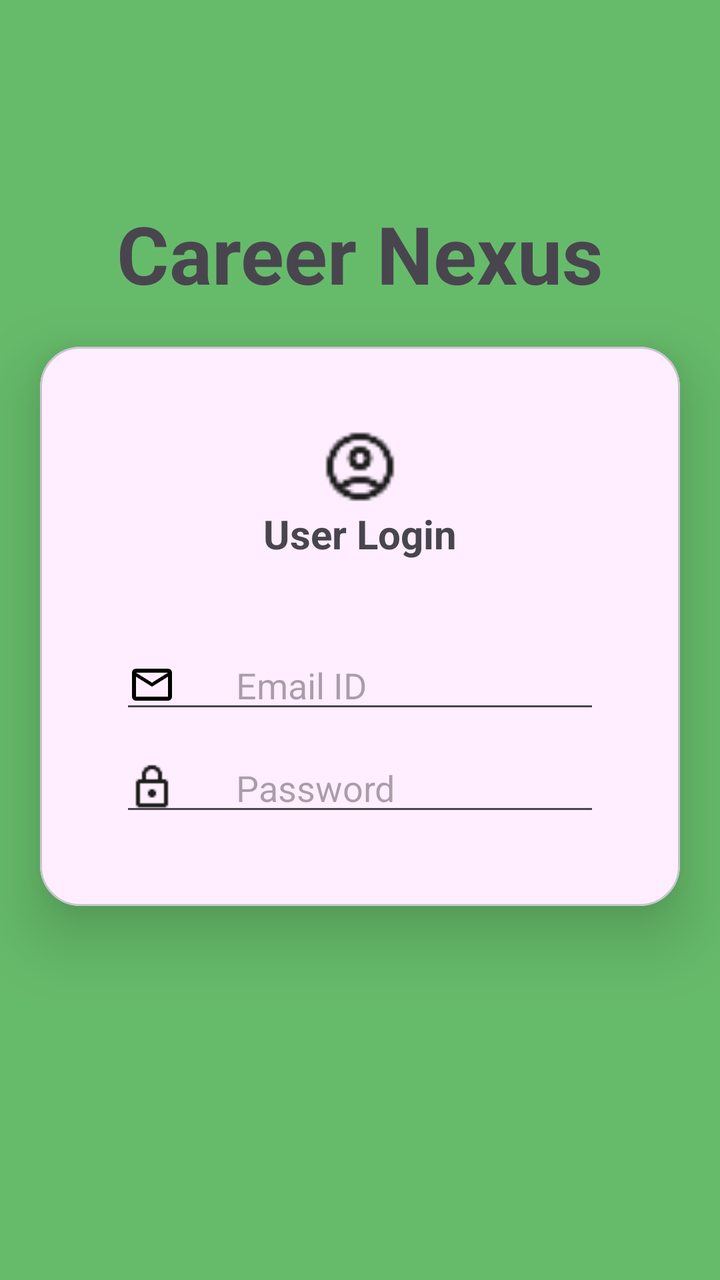
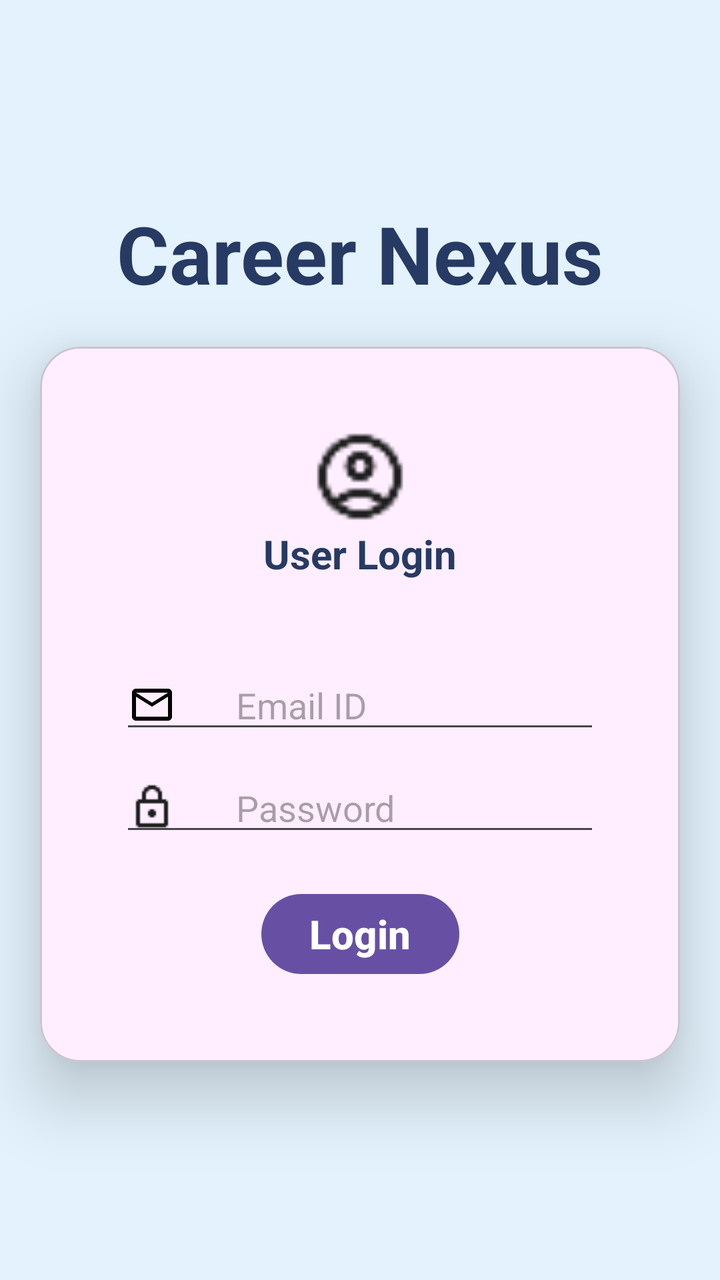

An Android layout rendered at two revisions. The XML below is the earlier revision; the diff shows what the commit changed to produce the second picture.
<!-- AndroidManifest.xml: application theme Theme.CareerNexus -->
<!-- res/layout/activity_login.xml -->
<?xml version="1.0" encoding="utf-8"?>
<androidx.constraintlayout.widget.ConstraintLayout xmlns:android="http://schemas.android.com/apk/res/android"
    xmlns:app="http://schemas.android.com/apk/res-auto"
    xmlns:tools="http://schemas.android.com/tools"
    android:id="@+id/main"
    android:layout_width="match_parent"
    android:layout_height="match_parent"
    android:background="#66BB6A"
    tools:context=".LoginActivity">

    <androidx.constraintlayout.widget.ConstraintLayout
        android:layout_width="match_parent"
        android:layout_height="match_parent">

        <TextView
            android:id="@+id/CareerNexus"
            android:layout_width="wrap_content"
            android:layout_height="wrap_content"
            android:text="Career Nexus"
            android:textSize="40sp"
            android:textStyle="bold"
            android:layout_marginTop="100dp"
            app:layout_constraintTop_toTopOf="parent"
            app:layout_constraintEnd_toEndOf="parent"
            app:layout_constraintStart_toStartOf="parent">

        </TextView>

        <com.google.android.material.card.MaterialCardView
            android:layout_width="match_parent"
            android:layout_height="wrap_content"
            app:cardCornerRadius="20dp"
            android:backgroundTint="#FFEEFF"
            app:cardElevation="20dp"
            android:layout_margin="20dp"
            app:layout_constraintTop_toBottomOf="@id/CareerNexus"
            app:layout_constraintEnd_toEndOf="parent"
            app:layout_constraintStart_toStartOf="parent">

            <androidx.constraintlayout.widget.ConstraintLayout
                android:layout_width="match_parent"
                android:layout_height="wrap_content"
                android:padding="40dp">

                <ImageView
                    android:id="@+id/img1"
                    android:layout_width="match_parent"
                    android:layout_height="40dp"
                    android:src="@drawable/account_circle"
                    app:layout_constraintStart_toStartOf="parent"
                    app:layout_constraintEnd_toEndOf="parent">

                </ImageView>

                <TextView
                    android:id="@+id/login"
                    android:layout_width="wrap_content"
                    android:layout_height="wrap_content"
                    android:text="User Login"
                    android:textSize="20sp"
                    android:textStyle="bold"
                    app:layout_constraintTop_toBottomOf="@id/img1"
                    app:layout_constraintStart_toStartOf="parent"
                    app:layout_constraintEnd_toEndOf="parent">

                </TextView>

                <EditText
                    android:id="@+id/email"
                    android:layout_width="wrap_content"
                    android:layout_height="wrap_content"
                    android:ems="15"
                    android:drawableLeft="@drawable/outline_email_24"
                    android:inputType="textEmailAddress"
                    android:drawablePadding="30dp"
                    android:hint="Email ID"
                    android:layout_marginTop="40dp"
                    app:layout_constraintStart_toStartOf="parent"
                    app:layout_constraintEnd_toEndOf="parent"
                    app:layout_constraintTop_toBottomOf="@id/login">

                </EditText>

                <EditText
                    android:id="@+id/password"
                    android:layout_width="wrap_content"
                    android:layout_height="wrap_content"
                    android:ems="15"
                    android:drawableLeft="@drawable/lock"
                    android:inputType="textPassword"
                    android:drawablePadding="30dp"
                    android:hint="Password"
                    android:layout_margin="10dp"
                    app:layout_constraintStart_toStartOf="parent"
                    app:layout_constraintEnd_toEndOf="parent"
                    app:layout_constraintTop_toBottomOf="@id/email">

                </EditText>



            </androidx.constraintlayout.widget.ConstraintLayout>

        </com.google.android.material.card.MaterialCardView>

    </androidx.constraintlayout.widget.ConstraintLayout>

</androidx.constraintlayout.widget.ConstraintLayout>
<!-- resources referenced by this layout -->
<resources>
  <!-- drawable account_circle: png bitmap (drawable, 690 bytes) -->
  <!-- drawable lock: png bitmap (drawable, 377 bytes) -->
  <!-- drawable outline_email_24 (drawable) -->
  <vector xmlns:android="http://schemas.android.com/apk/res/android" android:height="24dp" android:tint="#000000" android:viewportHeight="24" android:viewportWidth="24" android:width="24dp">
        
      <path android:fillColor="@android:color/white" android:pathData="M22,6c0,-1.1 -0.9,-2 -2,-2L4,4c-1.1,0 -2,0.9 -2,2v12c0,1.1 0.9,2 2,2h16c1.1,0 2,-0.9 2,-2L22,6zM20,6l-8,5 -8,-5h16zM20,18L4,18L4,8l8,5 8,-5v10z"/>
      
  </vector>
  <style name="Theme.CareerNexus" parent="Base.Theme.CareerNexus" />
  <style name="Base.Theme.CareerNexus" parent="Theme.Material3.DayNight.NoActionBar">
          
          
      </style>
</resources>

<!-- the commit's change to res/layout/activity_login.xml (unified diff, before → after) -->
@@ -5,7 +5,7 @@
     android:id="@+id/main"
     android:layout_width="match_parent"
     android:layout_height="match_parent"
-    android:background="#66BB6A"
+    android:background="#E3F2FD"
     tools:context=".LoginActivity">
 
     <androidx.constraintlayout.widget.ConstraintLayout
@@ -18,6 +18,7 @@
             android:layout_height="wrap_content"
             android:text="Career Nexus"
             android:textSize="40sp"
+            android:textColor="#263A63"
             android:textStyle="bold"
             android:layout_marginTop="100dp"
             app:layout_constraintTop_toTopOf="parent"
@@ -45,10 +46,10 @@
                 <ImageView
                     android:id="@+id/img1"
                     android:layout_width="match_parent"
-                    android:layout_height="40dp"
+                    android:layout_height="50dp"
                     android:src="@drawable/account_circle"
-                    app:layout_constraintStart_toStartOf="parent"
-                    app:layout_constraintEnd_toEndOf="parent">
+                    app:layout_constraintTop_toTopOf="parent"
+                    app:layout_constraintStart_toStartOf="parent">
 
                 </ImageView>
 
@@ -57,6 +58,7 @@
                     android:layout_width="wrap_content"
                     android:layout_height="wrap_content"
                     android:text="User Login"
+                    android:textColor="#263A63"
                     android:textSize="20sp"
                     android:textStyle="bold"
                     app:layout_constraintTop_toBottomOf="@id/img1"
@@ -97,7 +99,19 @@
 
                 </EditText>
 
+                <Button
+                    android:id="@+id/btn_login"
+                    android:layout_width="wrap_content"
+                    android:layout_height="wrap_content"
+                    android:text="Login"
+                    android:textSize="20sp"
+                    android:textStyle="bold"
+                    android:layout_marginTop="20dp"
+                    app:layout_constraintStart_toStartOf="parent"
+                    app:layout_constraintEnd_toEndOf="parent"
+                    app:layout_constraintTop_toBottomOf="@id/password">
 
+                </Button>
 
             </androidx.constraintlayout.widget.ConstraintLayout>
 
